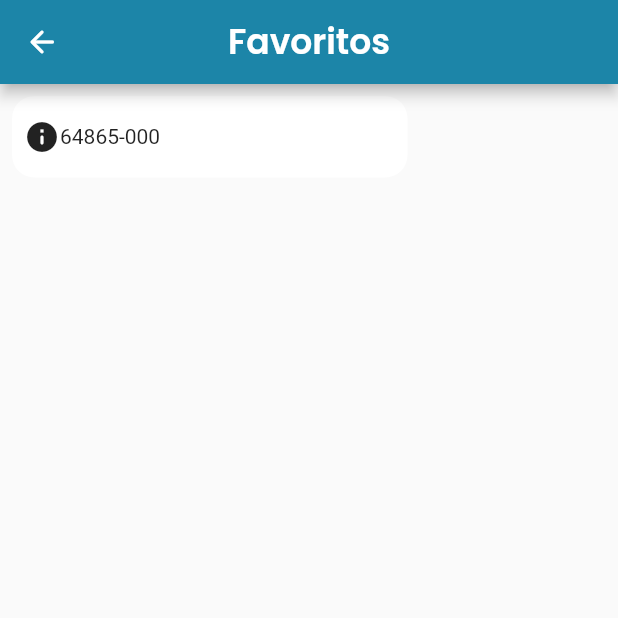
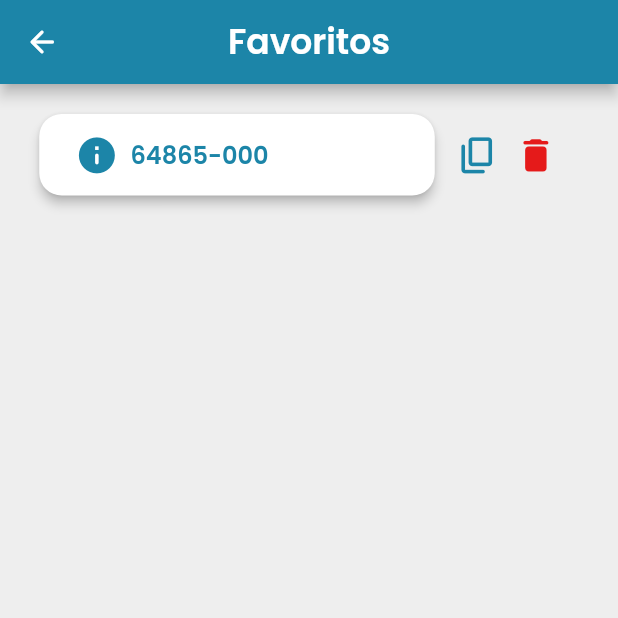
Before and after one commit to rm3d0nc4/Consulta-CEP, a Flutter app: the FavoritesPages screen opened directly, on a phone screen of 412 x 824 dp, the top half of it. Run offline on Flutter 3.47's test engine with Material 2 defaults, Android fonts, the phone set to English and light mode, and no system bars; our stand-ins replace mask_text_input_formatter.

Commit message:
Formatando FavoriteItem

```diff
--- a/lib/pages/favorites_page.dart
+++ b/lib/pages/favorites_page.dart
@@ -1,5 +1,5 @@
-import 'package:consulta_cep/models/cep_model.dart';
 import 'package:flutter/material.dart';
+import '../widgets/favorite_item.dart';
 
 class FavoritesPages extends StatelessWidget {
   const FavoritesPages({Key? key}) : super(key: key);
@@ -7,6 +7,7 @@ class FavoritesPages extends StatelessWidget {
   @override
   Widget build(BuildContext context) {
     return Scaffold(
+      backgroundColor: const Color(0xFFeeeeee),
       appBar: AppBar(
         backgroundColor: const Color(0xFF1C85A8),
         leading: IconButton(
@@ -22,9 +23,9 @@ class FavoritesPages extends StatelessWidget {
         ),
       ),
       body: Padding(
-        padding: EdgeInsets.all(8.0),
+        padding: const EdgeInsets.all(20.0),
         child: Column(
-          children: [
+          children: const [
             FavoriteItem(),
           ],
         ),
@@ -32,32 +33,3 @@ class FavoritesPages extends StatelessWidget {
     );
   }
 }
-
-class FavoriteItem extends StatelessWidget {
-  const FavoriteItem({Key? key}) : super(key: key);
-
-  @override
-  Widget build(BuildContext context) {
-    double width = MediaQuery.of(context).size.width;
-    double height = MediaQuery.of(context).size.height;
-    return Row(
-      children: [
-        Container(
-          height: height * .066,
-          width: width * .64,
-          decoration: BoxDecoration(
-            borderRadius: BorderRadius.circular(15),
-            color: Color(0xFFFFFFFF),
-          ),
-          child: Padding(
-            padding: EdgeInsets.all(8.0),
-            child: Row(
-              children: [Icon(Icons.info_rounded), Text('64865-000')],
-            ),
-          ),
-        )
-      ],
-    );
-  }
-}
-// 390x844
--- /dev/null
+++ b/lib/widgets/favorite_item.dart
@@ -0,0 +1,70 @@
+import 'package:flutter/material.dart';
+
+class FavoriteItem extends StatelessWidget {
+  const FavoriteItem({Key? key}) : super(key: key);
+
+  @override
+  Widget build(BuildContext context) {
+    double width = MediaQuery.of(context).size.width;
+    double height = MediaQuery.of(context).size.height;
+    return Row(
+      mainAxisAlignment: MainAxisAlignment.center,
+      children: [
+        ElevatedButton(
+          onPressed: () {},
+          style: ElevatedButton.styleFrom(
+              primary: Color(0xFFFFFFFF),
+              elevation: 3,
+              fixedSize: Size(width * .64, height * .066),
+              shape: RoundedRectangleBorder(
+                  borderRadius: BorderRadius.circular(15))),
+          child: Row(
+            mainAxisAlignment: MainAxisAlignment.start,
+            crossAxisAlignment: CrossAxisAlignment.center,
+            children: [
+              Padding(
+                padding: const EdgeInsets.all(8.0),
+                child: Icon(
+                  Icons.info_rounded,
+                  size: height * .035,
+                  color: Color(0xFF1C85A8),
+                ),
+              ),
+              const Text(
+                '64865-000',
+                style: TextStyle(
+                    color: Color(0xFF1C85A8),
+                    fontFamily: 'Poppins',
+                    fontSize: 16,
+                    fontWeight: FontWeight.w600),
+              )
+            ],
+          ),
+        ),
+        IconButton(
+          alignment: Alignment.centerRight,
+          enableFeedback: false,
+          padding: EdgeInsets.all(5),
+          onPressed: () {},
+          icon: const Icon(
+            Icons.copy_rounded,
+            color: Color(0xFF1C85A8),
+          ),
+          iconSize: height * .035,
+        ),
+        IconButton(
+          enableFeedback: false,
+          alignment: Alignment.centerLeft,
+          padding: EdgeInsets.all(5),
+          onPressed: () {},
+          icon: const Icon(
+            Icons.delete_rounded,
+            color: Color(0xFFE51A1A),
+          ),
+          iconSize: height * .035,
+        ),
+      ],
+    );
+  }
+}
+// 390x844
```
